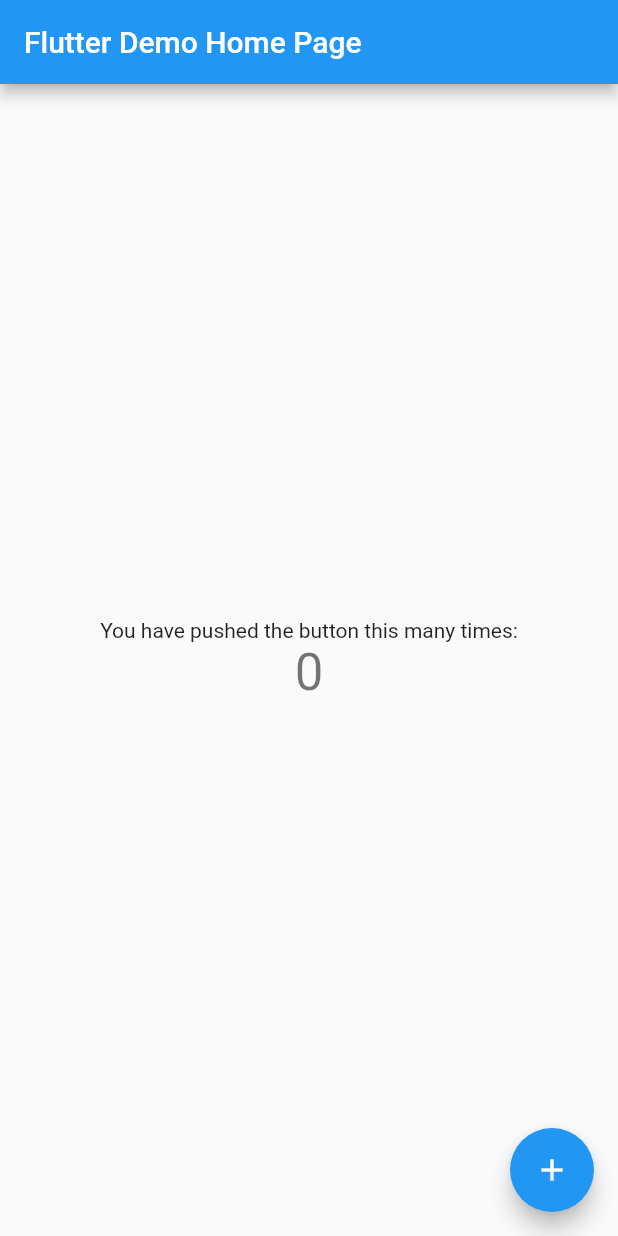
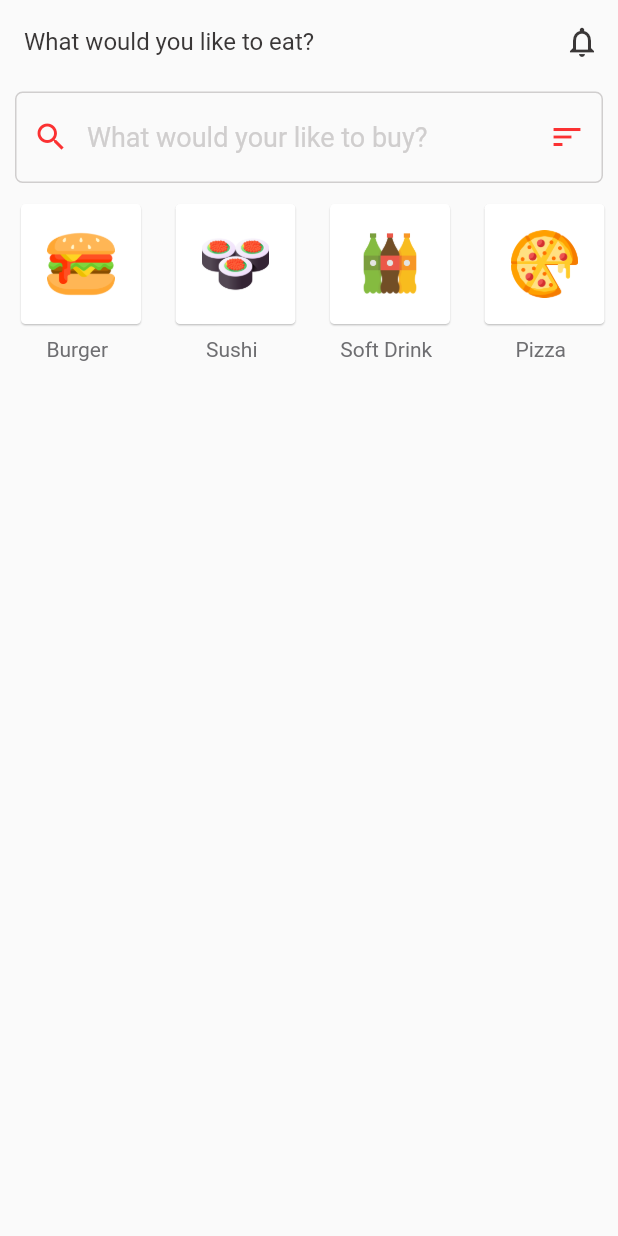
Before and after one commit to WhiteDragon001227/flutter-food-delivery-app, a Flutter app: the screen it shows after launch, on a phone screen of 412 x 824 dp. Run offline on Flutter 3.47's test engine with Material 2 defaults, Android fonts, the phone set to English and light mode, and no system bars.

Commit message:
Add Search Menu and Top Food Menu

```diff
--- a/lib/main.dart
+++ b/lib/main.dart
@@ -1,111 +1,10 @@
 import 'package:flutter/material.dart';
+import 'package:flutter_app/pages/HomePage.dart';
 
-void main() => runApp(MyApp());
-
-class MyApp extends StatelessWidget {
-  // This widget is the root of your application.
-  @override
-  Widget build(BuildContext context) {
-    return MaterialApp(
-      title: 'Flutter Demo',
-      theme: ThemeData(
-        // This is the theme of your application.
-        //
-        // Try running your application with "flutter run". You'll see the
-        // application has a blue toolbar. Then, without quitting the app, try
-        // changing the primarySwatch below to Colors.green and then invoke
-        // "hot reload" (press "r" in the console where you ran "flutter run",
-        // or simply save your changes to "hot reload" in a Flutter IDE).
-        // Notice that the counter didn't reset back to zero; the application
-        // is not restarted.
-        primarySwatch: Colors.blue,
-      ),
-      home: MyHomePage(title: 'Flutter Demo Home Page'),
-    );
-  }
-}
-
-class MyHomePage extends StatefulWidget {
-  MyHomePage({Key key, this.title}) : super(key: key);
-
-  // This widget is the home page of your application. It is stateful, meaning
-  // that it has a State object (defined below) that contains fields that affect
-  // how it looks.
-
-  // This class is the configuration for the state. It holds the values (in this
-  // case the title) provided by the parent (in this case the App widget) and
-  // used by the build method of the State. Fields in a Widget subclass are
-  // always marked "final".
-
-  final String title;
-
-  @override
-  _MyHomePageState createState() => _MyHomePageState();
-}
-
-class _MyHomePageState extends State<MyHomePage> {
-  int _counter = 0;
-
-  void _incrementCounter() {
-    setState(() {
-      // This call to setState tells the Flutter framework that something has
-      // changed in this State, which causes it to rerun the build method below
-      // so that the display can reflect the updated values. If we changed
-      // _counter without calling setState(), then the build method would not be
-      // called again, and so nothing would appear to happen.
-      _counter++;
-    });
-  }
-
-  @override
-  Widget build(BuildContext context) {
-    // This method is rerun every time setState is called, for instance as done
-    // by the _incrementCounter method above.
-    //
-    // The Flutter framework has been optimized to make rerunning build methods
-    // fast, so that you can just rebuild anything that needs updating rather
-    // than having to individually change instances of widgets.
-    return Scaffold(
-      appBar: AppBar(
-        // Here we take the value from the MyHomePage object that was created by
-        // the App.build method, and use it to set our appbar title.
-        title: Text(widget.title),
-      ),
-      body: Center(
-        // Center is a layout widget. It takes a single child and positions it
-        // in the middle of the parent.
-        child: Column(
-          // Column is also a layout widget. It takes a list of children and
-          // arranges them vertically. By default, it sizes itself to fit its
-          // children horizontally, and tries to be as tall as its parent.
-          //
-          // Invoke "debug painting" (press "p" in the console, choose the
-          // "Toggle Debug Paint" action from the Flutter Inspector in Android
-          // Studio, or the "Toggle Debug Paint" command in Visual Studio Code)
-          // to see the wireframe for each widget.
-          //
-          // Column has various properties to control how it sizes itself and
-          // how it positions its children. Here we use mainAxisAlignment to
-          // center the children vertically; the main axis here is the vertical
-          // axis because Columns are vertical (the cross axis would be
-          // horizontal).
-          mainAxisAlignment: MainAxisAlignment.center,
-          children: <Widget>[
-            Text(
-              'You have pushed the button this many times:',
-            ),
-            Text(
-              '$_counter',
-              style: Theme.of(context).textTheme.display1,
-            ),
-          ],
-        ),
-      ),
-      floatingActionButton: FloatingActionButton(
-        onPressed: _incrementCounter,
-        tooltip: 'Increment',
-        child: Icon(Icons.add),
-      ), // This trailing comma makes auto-formatting nicer for build methods.
-    );
-  }
-}
+void main() => runApp(
+  MaterialApp(
+    debugShowCheckedModeBanner: false,
+    theme: ThemeData(fontFamily: 'Roboto',hintColor: Color(0xFFd0cece)),
+    home: HomePage(),
+  )
+);
--- /dev/null
+++ b/lib/pages/HomePage.dart
@@ -0,0 +1,44 @@
+import 'package:flutter/material.dart';
+import 'package:flutter_app/widgets/SearchWidget.dart';
+import 'package:flutter_app/widgets/TopMenus.dart';
+
+class HomePage extends StatefulWidget {
+  @override
+  _HomePageState createState() => _HomePageState();
+}
+
+class _HomePageState extends State<HomePage> {
+  @override
+  Widget build(BuildContext context) {
+    return Scaffold(
+      appBar: AppBar(
+        backgroundColor: Color(0xFFFAFAFA),
+        elevation: 0,
+        title: Text(
+          "What would you like to eat?",
+          style: TextStyle(
+              color: Color(0xFF3a3737),
+              fontSize: 16,
+              fontWeight: FontWeight.w500),
+        ),
+        brightness: Brightness.light,
+        actions: <Widget>[
+          IconButton(
+              icon: Icon(
+                Icons.notifications_none,
+                color: Color(0xFF3a3737),
+              ),
+              onPressed: () {})
+        ],
+      ),
+      body: Column(
+        children: <Widget>[
+          SearchWidget(),
+          Expanded(
+            child: TopMenus(),
+          ),
+        ],
+      ),
+    );
+  }
+}
--- /dev/null
+++ b/lib/widgets/SearchWidget.dart
@@ -0,0 +1,32 @@
+import 'package:flutter/material.dart';
+
+class SearchWidget extends StatelessWidget {
+  @override
+  Widget build(BuildContext context) {
+    return Padding(
+      padding: EdgeInsets.only(left: 10,top: 5,right: 10,bottom: 5),
+      child: TextField(
+
+        decoration: InputDecoration(
+          border: OutlineInputBorder(
+            borderRadius: BorderRadius.all(Radius.circular(5.0)),
+            borderSide: BorderSide(
+              width: 0,
+              color: Color(0xFFfb3132),
+              style: BorderStyle.none,
+            ),
+          ),
+          filled: true,
+          prefixIcon: Icon(
+            Icons.search,
+            color: Color(0xFFfb3132),
+          ),
+          fillColor: Color(0xFFFAFAFA),
+          suffixIcon: Icon(Icons.sort,color: Color(0xFFfb3132),),
+          hintStyle: new TextStyle(color: Color(0xFFd0cece), fontSize: 18),
+          hintText: "What would your like to buy?",
+        ),
+      ),
+    );
+  }
+}
--- /dev/null
+++ b/lib/widgets/TopMenus.dart
@@ -0,0 +1,78 @@
+import 'package:flutter/material.dart';
+
+class TopMenus extends StatefulWidget {
+  @override
+  _TopMenusState createState() => _TopMenusState();
+}
+
+class _TopMenusState extends State<TopMenus> {
+  @override
+  Widget build(BuildContext context) {
+    return ListView(
+      scrollDirection: Axis.horizontal,
+      children: <Widget>[
+        TopMenuTiles(name: "Burger", imageUrl: "ic_burger", slug: ""),
+        TopMenuTiles(name: "Sushi", imageUrl: "ic_sushi", slug: ""),
+        TopMenuTiles(name: "Soft Drink", imageUrl: "ic_soft_drink", slug: ""),
+        TopMenuTiles(name: "Pizza", imageUrl: "ic_pizza", slug: ""),
+        TopMenuTiles(name: "Cake", imageUrl: "ic_cake", slug: ""),
+        TopMenuTiles(name: "Ice Cream", imageUrl: "ic_ice_cream", slug: ""),
+      ],
+    );
+  }
+}
+
+class TopMenuTiles extends StatelessWidget {
+  String name;
+  String imageUrl;
+  String slug;
+
+  TopMenuTiles(
+      {Key key,
+      @required this.name,
+      @required this.imageUrl,
+      @required this.slug})
+      : super(key: key);
+
+  @override
+  Widget build(BuildContext context) {
+    return InkWell(
+      onTap: () {},
+      child: Column(
+        children: <Widget>[
+          Container(
+            padding:
+            EdgeInsets.only(left: 10, right: 5, top: 5, bottom: 5),
+            /*decoration: new BoxDecoration(boxShadow: [
+              new BoxShadow(
+                color: Color(0xFFfae3e2),
+                blurRadius: 25.0,
+                offset: Offset(0.0, 0.75),
+              ),
+            ]),*/
+            child: Card(
+                color: Colors.white,
+                elevation: 0.5,
+                shape: RoundedRectangleBorder(
+                  borderRadius: const BorderRadius.all(
+                    Radius.circular(3.0),
+                  ),
+                ),
+                child: Container(
+                  width: 80,
+                  height: 80,
+
+                  child: Center(
+                      child: Image.asset(
+                    'assets/images/topmenu/' + imageUrl + ".png",
+                    width: 45,
+                    height: 45,
+                  )),
+                )),
+          ),
+          Text(name, style: TextStyle(color: Color(0xFF6e6e71), fontSize: 14,fontWeight: FontWeight.normal)),
+        ],
+      ),
+    );
+  }
+}
```
Also changed, not shown: pubspec.yaml (+19 -1 lines), assets/fonts/Roboto-Bold.ttf (added), assets/fonts/Roboto-Light.ttf (added), assets/fonts/Roboto-Regular.ttf (added), assets/images/menus/ic_account.png (added), assets/images/menus/ic_cart.png (added), assets/images/menus/ic_home.png (added), assets/images/menus/ic_near_by.png (added), assets/images/menus/ic_search_menu.png (added), assets/images/topmenu/ic_burger.png (added), assets/images/topmenu/ic_cake.png (added), assets/images/topmenu/ic_ice_cream.png (added), assets/images/topmenu/ic_pasta.png (added), assets/images/topmenu/ic_pizza.png (added), 2 more files.
